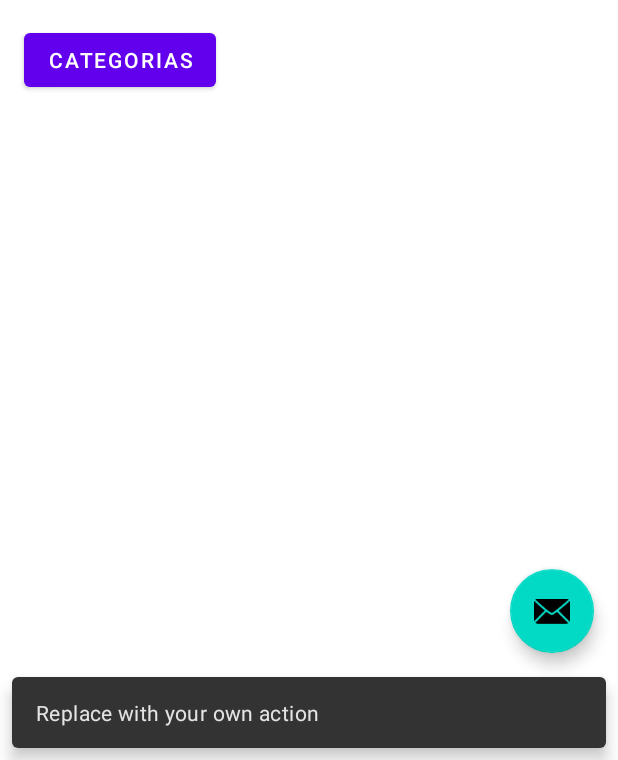
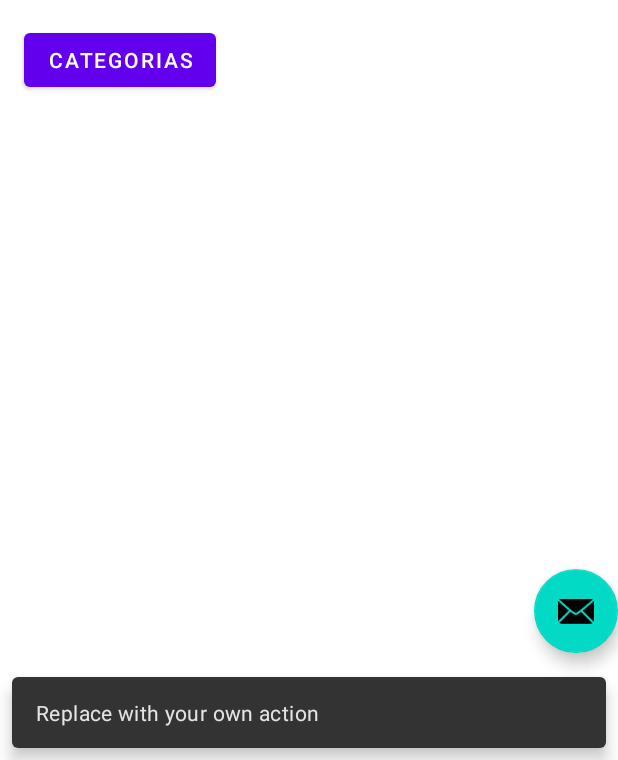
Before and after one commit to Death0bomb/Animais, an Android app: the screen it shows after launch (MainActivity), after a tap on an icon or button, on a phone screen of 412 x 824 dp, the part 476-1236 px from its top. Run offline under Robolectric (Android 15) with nearby library versions, the phone set to English and light mode, and no system bars; our stand-ins replace navigation-ui.

Commit message:
corrigidos erros

```diff
--- a/app/src/main/res/layout/activity_main.xml
+++ b/app/src/main/res/layout/activity_main.xml
@@ -27,7 +27,6 @@
         android:layout_width="wrap_content"
         android:layout_height="wrap_content"
         android:layout_gravity="bottom|end"
-        android:layout_marginEnd="@dimen/fab_margin"
         android:layout_marginBottom="16dp"
         app:srcCompat="@android:drawable/ic_dialog_email" />
 
```
Also changed, not shown: app/src/main/res/layout/fragmento_sobre.xml (renamed from app/src/main/res/layout/sobre_framento.xml).
